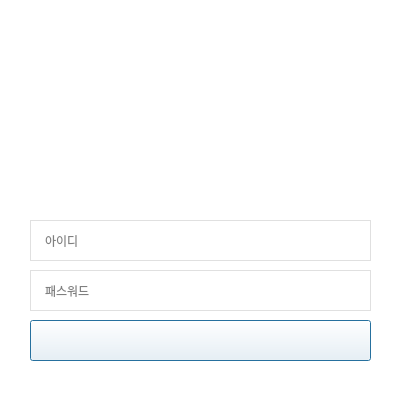
First picture: the form in static/guis/Login.ui, repository songsb13/DiffTrader, before the edit.
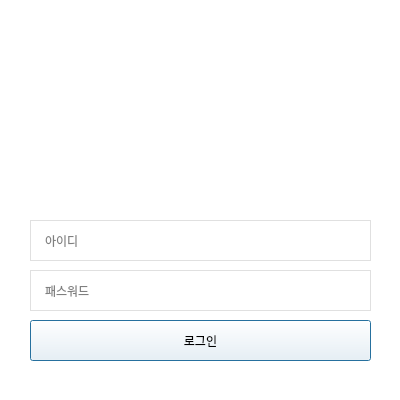
Second picture: the form after the edit. Icons and pictures are not drawn.

Diff of the .ui file:
```diff
--- a/static/guis/Login.ui
+++ b/static/guis/Login.ui
@@ -165,7 +165,7 @@
     <string notr="true">image: url(:/loggin/img/login.gif);</string>
    </property>
    <property name="text">
-    <string/>
+    <string>로그인</string>
    </property>
    <property name="autoDefault">
     <bool>true</bool>
```
Left out of the diff: 12 changed lines with no effect on the pictures.
